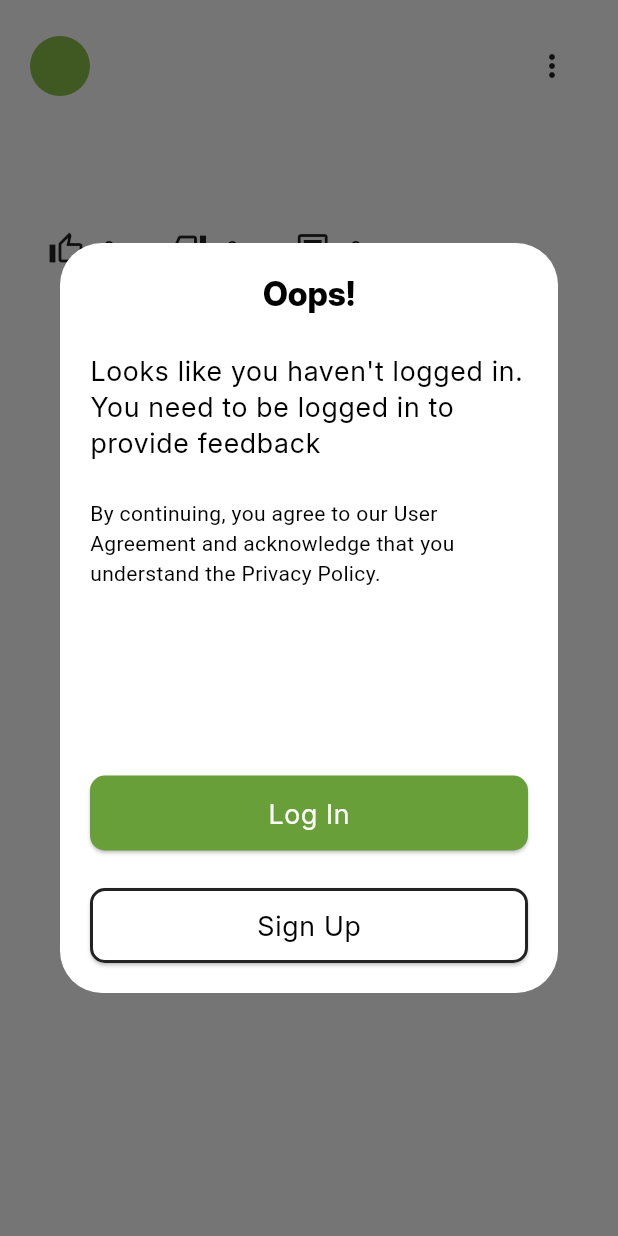
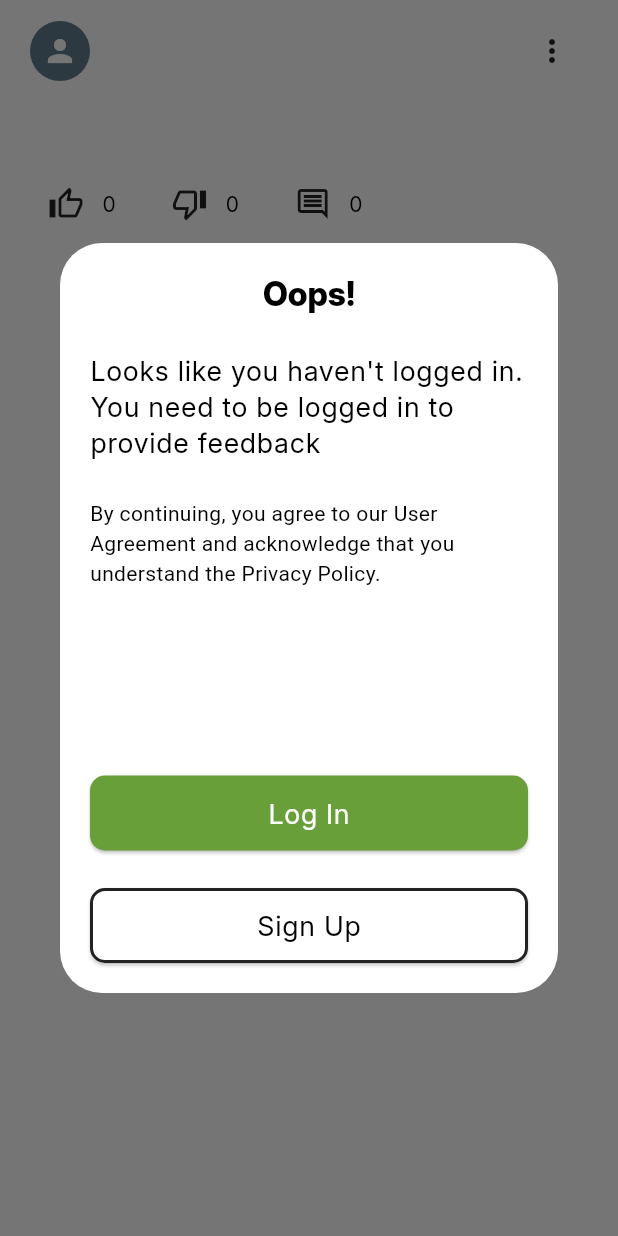
Before and after one commit to Maksaline/Feedback-Frontend, a Flutter app: the FeedbackWidget widget shown alone on an empty page, opened directly with empty values, after a tap on the "thumb up alt" icon, on a phone screen of 412 x 824 dp. Run offline on Flutter 3.47's test engine with Material 3 defaults, Android fonts, the phone set to English and light mode, and no system bars; our stand-ins replace bloc, dio, flutter_bloc, flutter_typeahead, go_router; missing offline and left inert: open_street_map_search_and_pick; network calls fail.

Commit message:
Almost done...

```diff
--- a/lib/pages/feedback_widget.dart
+++ b/lib/pages/feedback_widget.dart
@@ -139,7 +139,7 @@ class _FeedbackWidgetState extends State<FeedbackWidget> {
         mainAxisSize: MainAxisSize.min,
         children: [
           Container(
-            padding: const EdgeInsets.all(20),
+            padding: const EdgeInsets.only(top: 10, bottom: 10, left: 20, right: 20),
             child: Column(
               crossAxisAlignment: CrossAxisAlignment.start,
               children: [
@@ -147,7 +147,8 @@ class _FeedbackWidgetState extends State<FeedbackWidget> {
                   children: [
                     CircleAvatar(
                       radius: 20,
-                      backgroundColor: Theme.of(context).colorScheme.primary,
+                      backgroundColor: (feedback.name.endsWith('b')) ? Theme.of(context).colorScheme.primary : Colors.blueGrey,
+                      child: Icon(Icons.person, color: Theme.of(context).colorScheme.surface),
                     ),
                     const SizedBox(width: 10),
                     Column(
@@ -164,9 +165,9 @@ class _FeedbackWidgetState extends State<FeedbackWidget> {
                     )
                   ],
                 ),
-                const SizedBox(height: 25),
+                const SizedBox(height: 15),
                 Text(feedback.description, style: Theme.of(context).textTheme.labelMedium),
-                const SizedBox(height: 25),
+                const SizedBox(height: 15),
                 BlocBuilder<AuthCubit, LoginState>(
                   builder: (context, state) {
                     return Row(
```
Also changed, not shown: lib/pages/landing_page.dart (+7 -6 lines), lib/pages/provider_page.dart (+3 -4 lines), assets/images/Feedback.png (added).
